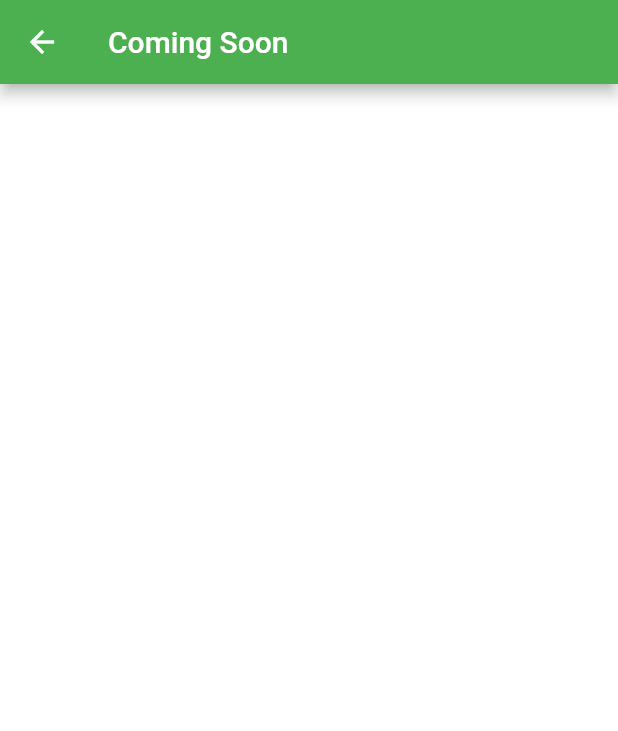
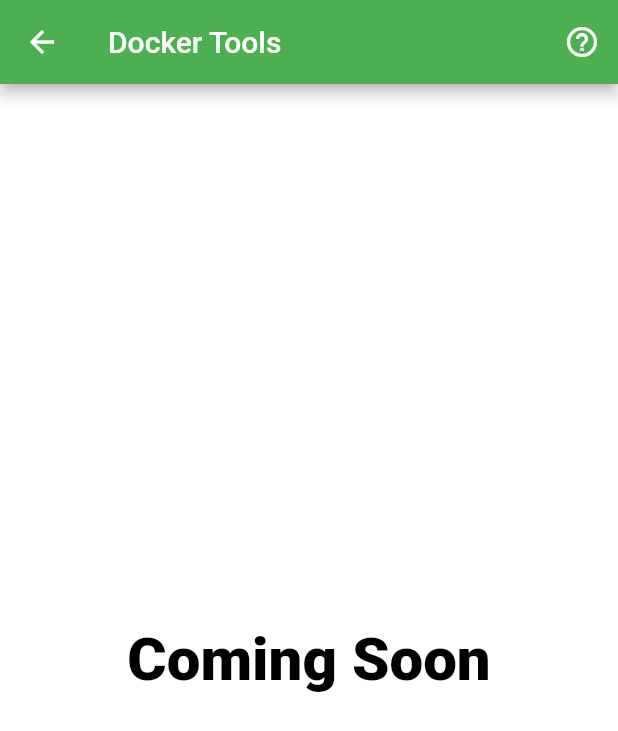
Before and after one commit to gauravmehta13/Remote_Management_App, a Flutter app: the Docker screen opened directly, on a phone screen of 412 x 824 dp. Shown: the top 731 px of the screen. Run offline on Flutter 3.47's test engine with Material 2 defaults, Android fonts, the phone set to English and light mode, and no system bars; network calls fail.

Commit message:
Added Docker help

```diff
--- a/lib/Screens/Dashboard.dart
+++ b/lib/Screens/Dashboard.dart
@@ -15,15 +15,17 @@ class _DashboardState extends State<Dashboard> {
   @override
   Widget build(BuildContext context) {
     return Scaffold(
+      backgroundColor: Colors.grey[100],
       appBar: AppBar(
         title: Text('RemoteManagementApp'),
+        centerTitle: true,
       ),
       drawer: DrawerList(),
       body: SafeArea(
         child: Column(
           children: <Widget>[
             SizedBox(
-              height: 30,
+              height: 130,
             ),
             Text(
               'Execute commands on server',
--- a/lib/Screens/Docker.dart
+++ b/lib/Screens/Docker.dart
@@ -5,7 +5,20 @@ class Docker extends StatelessWidget {
   Widget build(BuildContext context) {
     return Scaffold(
       appBar: AppBar(
-        title: Text('Coming Soon'),
+        title: Text('Docker Tools'),
+        actions: <Widget>[
+          IconButton(
+            icon: Icon(Icons.help_outline),
+            onPressed: () => Navigator.of(context).pushNamed('/docker_help'),
+          ),
+        ],
+      ),
+      body: Center(
+        child: Text('Coming Soon',
+            style: TextStyle(
+                color: Colors.black,
+                fontSize: 40,
+                fontWeight: FontWeight.w800)),
       ),
     );
   }
--- a/lib/main.dart
+++ b/lib/main.dart
@@ -1,11 +1,15 @@
 import 'package:RemoteManagementApp/Screens/Dashboard.dart';
+import 'package:RemoteManagementApp/Screens/Docker_help.dart';
 import 'package:flutter/material.dart';
+import 'package:flutter/services.dart';
 
 void main() => runApp(MyApp());
 
 class MyApp extends StatelessWidget {
   @override
   Widget build(BuildContext context) {
+    SystemChrome.setSystemUIOverlayStyle(
+        SystemUiOverlayStyle(statusBarColor: Colors.transparent));
     return MaterialApp(
         title: 'Flutter Demo',
         debugShowCheckedModeBanner: false,
@@ -14,6 +18,8 @@ class MyApp extends StatelessWidget {
           scaffoldBackgroundColor: Colors.white,
         ),
         home: Dashboard(),
-    );
+        routes: <String, WidgetBuilder>{
+          '/docker_help': (BuildContext context) => new Docker_help(),
+        });
   }
 }
--- a/pubspec.yaml
+++ b/pubspec.yaml
@@ -28,6 +28,7 @@ dependencies:
   # Use with the CupertinoIcons class for iOS style icons.
   cupertino_icons: ^0.1.3
   http: ^0.12.2
+  url_launcher: ^5.5.0
 
 dev_dependencies:
   flutter_test:
```
Also changed, not shown: lib/Drawer.dart (+18 -7 lines), lib/Screens/Docker_help.dart (added, +41 -0 lines), pubspec.lock. Lines whose indentation alone changed are shown as unchanged.
